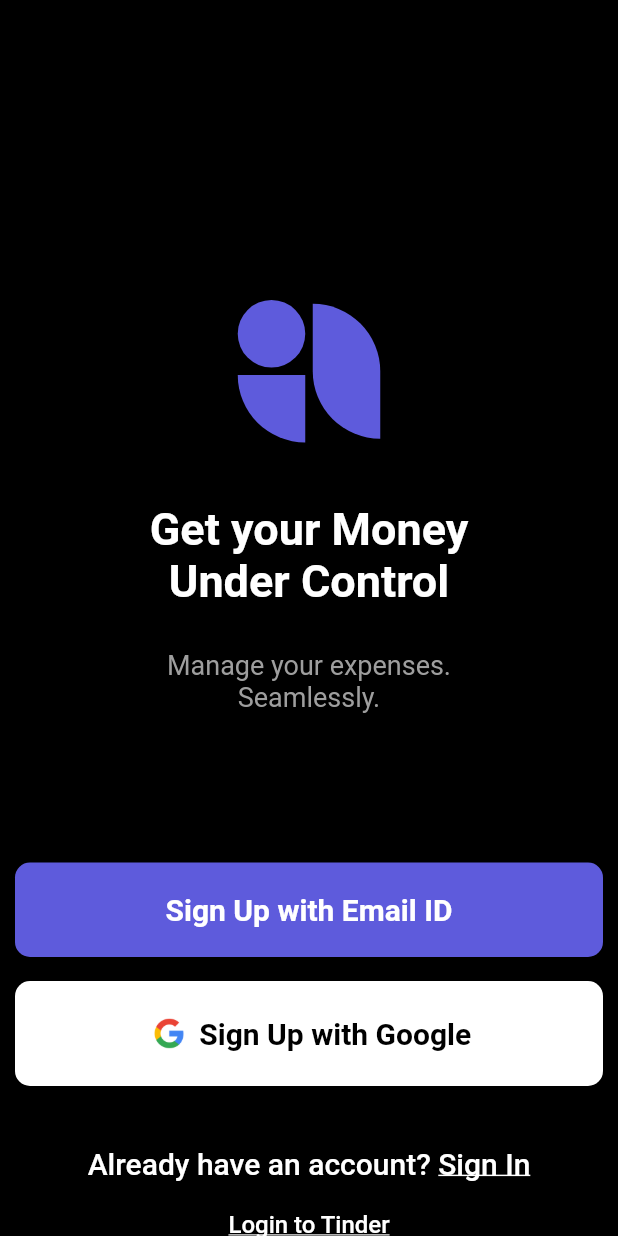
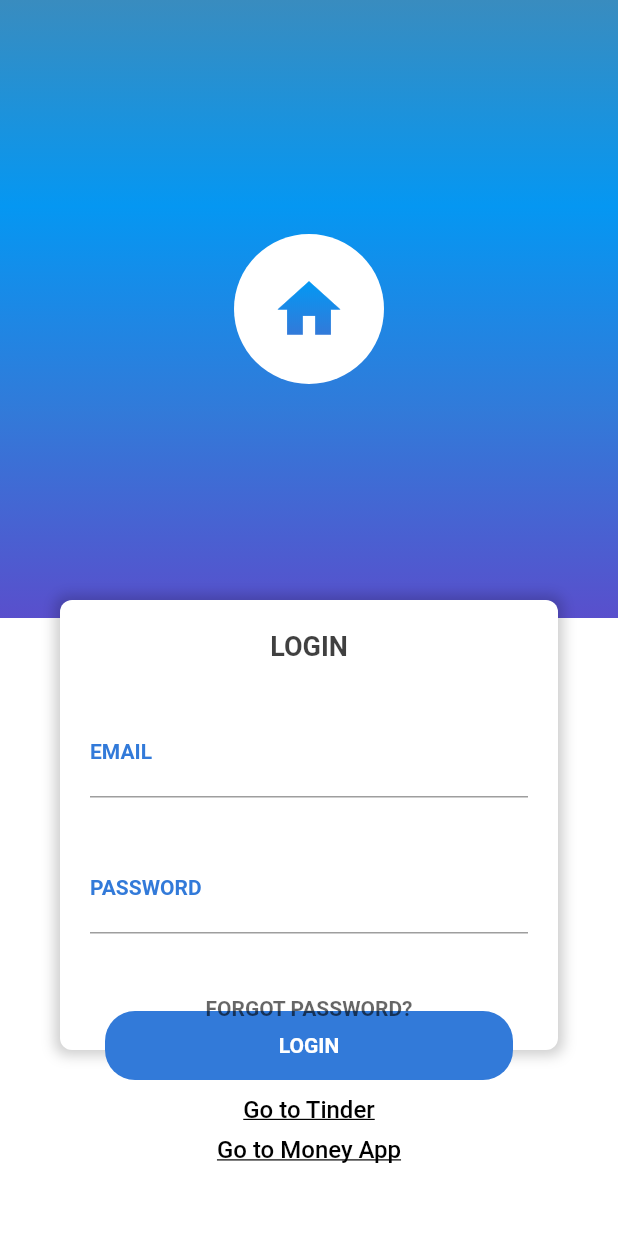
Before and after one commit to gsouza97/Flutterando_Masterclass, a Flutter app: the screen it shows after launch, on a phone screen of 412 x 824 dp. Run offline on Flutter 3.47's test engine with Material 2 defaults, Android fonts, the phone set to English and light mode, and no system bars.

Commit message:
login page

```diff
--- /dev/null
+++ b/desafio_mockup/lib/custom_text_field_widget.dart
@@ -0,0 +1,29 @@
+import 'package:flutter/material.dart';
+
+class CustomTextFieldWidget extends StatelessWidget {
+  final String text;
+  final bool obscureText;
+  const CustomTextFieldWidget(
+      {Key? key, required this.text, this.obscureText = false})
+      : super(key: key);
+
+  @override
+  Widget build(BuildContext context) {
+    return TextField(
+      obscureText: obscureText,
+      style: TextStyle(
+        color: Colors.black.withOpacity(0.75),
+        fontWeight: FontWeight.w600,
+      ),
+      decoration: InputDecoration(
+        label: Text(
+          text,
+          style: const TextStyle(
+              color: Color(0XFF327AD9),
+              fontWeight: FontWeight.w600,
+              fontSize: 14),
+        ),
+      ),
+    );
+  }
+}
--- /dev/null
+++ b/desafio_mockup/lib/login_page.dart
@@ -0,0 +1,159 @@
+import 'package:desafio_mockup/custom_text_field_widget.dart';
+import 'package:desafio_mockup/money_page.dart';
+import 'package:desafio_mockup/redirect_button_widget.dart';
+import 'package:desafio_mockup/tinder_page.dart';
+import 'package:flutter/material.dart';
+
+class LoginPage extends StatelessWidget {
+  const LoginPage({Key? key}) : super(key: key);
+
+  @override
+  Widget build(BuildContext context) {
+    return Material(
+      child: Stack(
+        children: [
+          Column(
+            children: [
+              Expanded(
+                child: Container(
+                  decoration: const BoxDecoration(
+                    gradient: LinearGradient(
+                      begin: Alignment.bottomCenter,
+                      end: Alignment.topCenter,
+                      colors: [
+                        Color(0XFF594FCC),
+                        Color(0XFF327AD9),
+                        Color(0XFF0597F2),
+                        Color(0XFF398CBF),
+                      ],
+                    ),
+                  ),
+                  child: Center(
+                    child: Container(
+                      height: 100,
+                      width: 100,
+                      decoration: const BoxDecoration(
+                        shape: BoxShape.circle,
+                        color: Colors.white,
+                      ),
+                      child: ShaderMask(
+                        shaderCallback: (Rect bounds) => const LinearGradient(
+                          begin: Alignment.bottomCenter,
+                          end: Alignment.topCenter,
+                          tileMode: TileMode.mirror,
+                          colors: [
+                            Color(0XFF594FCC),
+                            Color(0XFF327AD9),
+                            Color(0XFF0597F2),
+                            Color(0XFF398CBF),
+                          ],
+                        ).createShader(bounds),
+                        child: const Icon(
+                          Icons.home,
+                          size: 50,
+                          color: Colors.white,
+                        ),
+                      ),
+                    ),
+                  ),
+                ),
+              ),
+              Expanded(
+                child: Container(
+                  color: Colors.white,
+                ),
+              )
+            ],
+          ),
+          Positioned(
+            top: 400,
+            left: 40,
+            right: 40,
+            child: Container(
+              height: 300,
+              decoration: BoxDecoration(
+                color: Colors.white,
+                borderRadius: BorderRadius.circular(8),
+                boxShadow: [
+                  BoxShadow(
+                    blurRadius: 7,
+                    color: Colors.black.withOpacity(0.2),
+                    spreadRadius: 3,
+                  )
+                ],
+              ),
+              child: Padding(
+                padding: const EdgeInsets.fromLTRB(20, 20, 20, 0),
+                child: Column(
+                  mainAxisAlignment: MainAxisAlignment.spaceBetween,
+                  children: [
+                    Text(
+                      'LOGIN',
+                      style: TextStyle(
+                        color: Colors.black.withOpacity(0.75),
+                        fontWeight: FontWeight.w600,
+                        fontSize: 18,
+                      ),
+                    ),
+                    const CustomTextFieldWidget(text: 'EMAIL'),
+                    const CustomTextFieldWidget(
+                      text: 'PASSWORD',
+                      obscureText: true,
+                    ),
+                    Container(
+                      transform: Matrix4.translationValues(0, 20, 0),
+                      margin: const EdgeInsets.symmetric(horizontal: 10),
+                      padding: const EdgeInsets.symmetric(
+                        vertical: 15,
+                        horizontal: 10,
+                      ),
+                      decoration: BoxDecoration(
+                        borderRadius: BorderRadius.circular(20),
+                        color: const Color(0XFF327AD9),
+                      ),
+                      child: const Center(
+                        child: Text(
+                          'LOGIN',
+                          style: TextStyle(
+                            color: Colors.white,
+                            fontWeight: FontWeight.w600,
+                          ),
+                        ),
+                      ),
+                    ),
+                  ],
+                ),
+              ),
+            ),
+          ),
+          Container(
+            alignment: Alignment.bottomCenter,
+            margin: const EdgeInsets.symmetric(vertical: 40),
+            child: Column(
+              mainAxisAlignment: MainAxisAlignment.end,
+              children: [
+                Text(
+                  'FORGOT PASSWORD?',
+                  style: TextStyle(
+                    color: Colors.black.withOpacity(0.6),
+                    fontWeight: FontWeight.w600,
+                    fontSize: 14,
+                  ),
+                ),
+                const SizedBox(height: 50),
+                const RedirectButtonWidget(
+                  destinationPage: TinderPage(),
+                  pageName: 'Tinder',
+                ),
+                const RedirectButtonWidget(
+                  destinationPage: MoneyPage(),
+                  pageName: 'Money App',
+                )
+              ],
+            ),
+          )
+        ],
+      ),
+    );
+  }
+}
--- a/desafio_mockup/lib/main.dart
+++ b/desafio_mockup/lib/main.dart
@@ -1,3 +1,4 @@
+import 'package:desafio_mockup/login_page.dart';
 import 'package:desafio_mockup/money_page.dart';
 import 'package:flutter/material.dart';
 
@@ -18,7 +19,7 @@ class MyApp extends StatelessWidget {
       theme: ThemeData(
         primarySwatch: Colors.blue,
       ),
-      home: const MoneyPage(),
+      home: const LoginPage(),
     );
   }
 }
--- a/desafio_mockup/lib/money_page.dart
+++ b/desafio_mockup/lib/money_page.dart
@@ -1,5 +1,7 @@
 import 'package:desafio_mockup/custom_button.dart';
+import 'package:desafio_mockup/login_page.dart';
 import 'package:desafio_mockup/logo.dart';
+import 'package:desafio_mockup/redirect_button_widget.dart';
 import 'package:desafio_mockup/tinder_page.dart';
 import 'package:flutter/material.dart';
 
@@ -72,24 +74,15 @@ class MoneyPage extends StatelessWidget {
               ),
             ),
             const SizedBox(height: 20),
-            GestureDetector(
-              onTap: () {
-                Navigator.pushReplacement(
-                  context,
-                  MaterialPageRoute(
-                    builder: (context) => const TinderPage(),
-                  ),
-                );
-              },
-              child: const Text(
-                'Login to Tinder',
-                style: TextStyle(
-                  decoration: TextDecoration.underline,
-                  color: Colors.white,
-                  fontSize: 16,
-                  fontWeight: FontWeight.w500,
-                ),
-              ),
+            const RedirectButtonWidget(
+              destinationPage: TinderPage(),
+              pageName: 'Tinder',
+              color: Colors.white,
+            ),
+            const RedirectButtonWidget(
+              destinationPage: LoginPage(),
+              pageName: 'Login',
+              color: Colors.white,
             )
           ],
         ),
--- /dev/null
+++ b/desafio_mockup/lib/redirect_button_widget.dart
@@ -0,0 +1,40 @@
+import 'package:flutter/material.dart';
+
+class RedirectButtonWidget extends StatelessWidget {
+  final Widget destinationPage;
+  final String pageName;
+  final Color color;
+
+  const RedirectButtonWidget(
+      {Key? key,
+      required this.destinationPage,
+      this.color = Colors.black,
+      required this.pageName})
+      : super(key: key);
+
+  @override
+  Widget build(BuildContext context) {
+    return Padding(
+      padding: const EdgeInsets.only(bottom: 8),
+      child: GestureDetector(
+        onTap: () {
+          Navigator.pushReplacement(
+            context,
+            MaterialPageRoute(
+              builder: (context) => destinationPage,
+            ),
+          );
+        },
+        child: Text(
+          'Go to $pageName',
+          style: TextStyle(
+            decoration: TextDecoration.underline,
+            color: color,
+            fontSize: 16,
+            fontWeight: FontWeight.w500,
+          ),
+        ),
+      ),
+    );
+  }
+}
--- a/desafio_mockup/lib/tinder_page.dart
+++ b/desafio_mockup/lib/tinder_page.dart
@@ -3,7 +3,9 @@
 // ignore_for_file: prefer_const_constructors
 
 import 'package:desafio_mockup/custom_tinder_button.dart';
+import 'package:desafio_mockup/login_page.dart';
 import 'package:desafio_mockup/money_page.dart';
+import 'package:desafio_mockup/redirect_button_widget.dart';
 import 'package:flutter/cupertino.dart';
 import 'package:flutter/material.dart';
 
@@ -116,24 +118,15 @@ class TinderPage extends StatelessWidget {
                 style: TextStyle(color: Colors.white, fontSize: 16),
               ),
               const SizedBox(height: 20),
-              GestureDetector(
-                onTap: () {
-                  Navigator.pushReplacement(
-                    context,
-                    MaterialPageRoute(
-                      builder: (context) => const MoneyPage(),
-                    ),
-                  );
-                },
-                child: const Text(
-                  'Login to Money App',
-                  style: TextStyle(
-                    decoration: TextDecoration.underline,
-                    color: Colors.white,
-                    fontSize: 16,
-                    fontWeight: FontWeight.w500,
-                  ),
-                ),
+              const RedirectButtonWidget(
+                destinationPage: MoneyPage(),
+                pageName: 'Money App',
+                color: Colors.white,
+              ),
+              RedirectButtonWidget(
+                destinationPage: LoginPage(),
+                pageName: 'Login',
+                color: Colors.white,
               )
             ],
           ),
```
